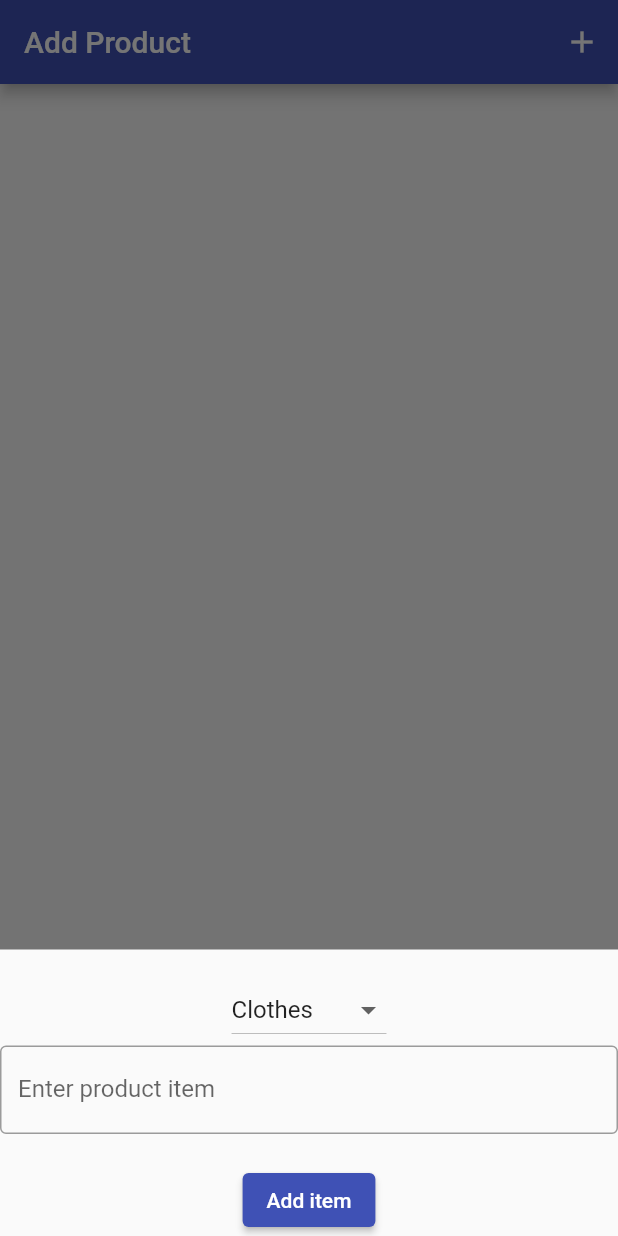
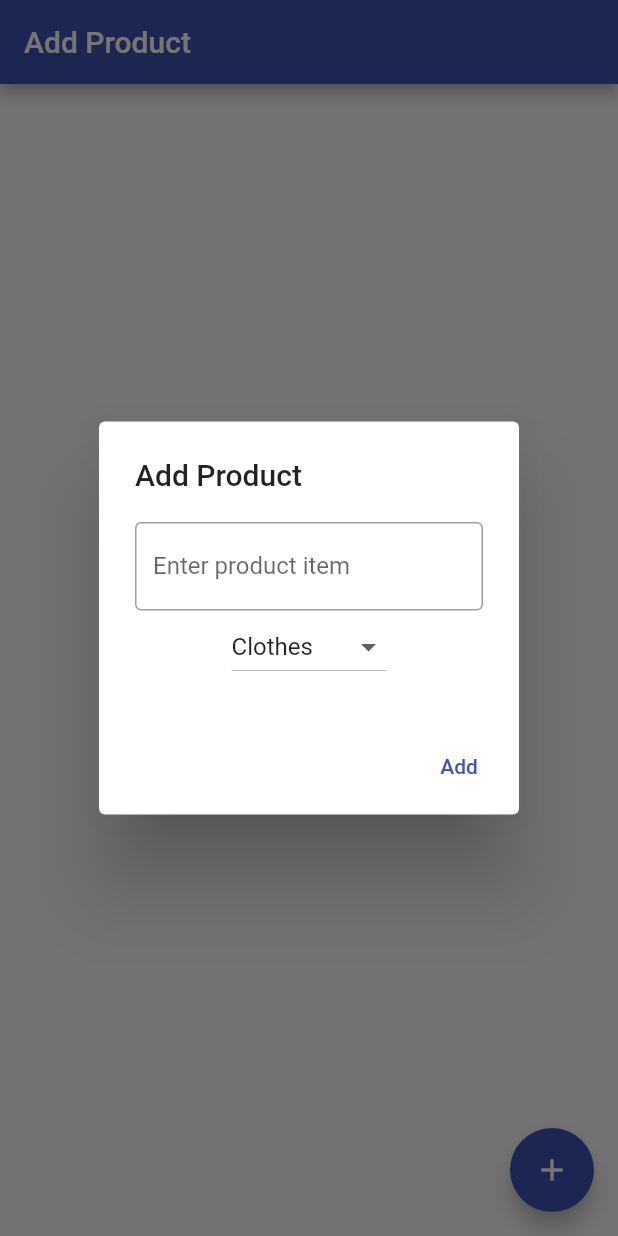
Before and after one commit to Ezhilarasan18/Flutter-upskill, a Flutter app: the screen it shows after launch, after a tap on the "add" icon, on a phone screen of 412 x 824 dp. Run offline on Flutter 3.47's test engine with Material 2 defaults, Android fonts, the phone set to English and light mode, and no system bars.

Commit message:
provider changed

```diff
--- a/lib/bloc/product_bloc.dart
+++ b/lib/bloc/product_bloc.dart
@@ -24,9 +24,6 @@ class ProductBloc {
     _productController.sink.add(_products);
   }
 
-  void dispose() {
-    _productController.close();
-  }
 }
 
 final productBloc = ProductBloc();
--- a/lib/main.dart
+++ b/lib/main.dart
@@ -55,7 +55,7 @@ class MyApp extends StatelessWidget {
 
       //   home: ChangeNotifierProvider(
       //   create: (context) => ProductProvider(),
-      //   child: const TaskListScreen(),
+      //   child: const ProductListScreen(),
       // ),
 
 
--- a/lib/provider/productprovider.dart
+++ b/lib/provider/productprovider.dart
@@ -2,10 +2,10 @@ import 'package:flutter/foundation.dart';
 class Product {
   final String id;
   final String title;
-  final bool isCompleted;
+
   final String category;
 
-  Product({required this.id, required this.title, this.isCompleted = false,required this.category});
+  Product({required this.id, required this.title,required this.category});
 }
 
 class ProductProvider extends ChangeNotifier {
--- /dev/null
+++ b/lib/utils/const.dart
@@ -0,0 +1,3 @@
+const cloth='Clothes';
+const electronics='Electronics';
+const vegetable='Vegetables';
--- a/lib/widget/productscreen.dart
+++ b/lib/widget/productscreen.dart
@@ -25,92 +25,21 @@ class _ProductScreenState extends State<ProductScreen> {
     _textEditingController.clear();
   }
 
-  void openBottomSheet(BuildContext context) {
-    showModalBottomSheet(
-      context: context,
-      builder: (BuildContext context) {
-        return StatefulBuilder(builder: (context, setState) {
-          return
-          Container(
-            padding: const EdgeInsets.only(top: 16.0),
-            child: Column(
-              mainAxisSize: MainAxisSize.min,
-              children: [
-                DropdownButton<String>(
-                    value: _selectedCategory,
-                    onChanged: (newValue) {
-                      setState(() {
-                        print('ddf$newValue');
-                        _selectedCategory = newValue!;
-                      });
-                    },
-                    items: _dropdownItems.map((item) {
-                      return DropdownMenuItem<String>(
-                        value: item,
-                        child: Text(item),
-                      );
-                    }).toList()),
-                TextField(
-                  controller: _textEditingController,
-                  scrollPadding: const EdgeInsets.only(top: 20),
-                  onChanged: (text) {
-                    setState(() {
-                      _inputText = text;
-                    });
-                  },
-                  decoration: const InputDecoration(
-                    labelText: 'Enter product item',
-                    border: OutlineInputBorder(),
-                  ),
-                ),
-                const SizedBox(height: 20),
-                ElevatedButton(
-                  onPressed: () {
-                    Navigator.of(context).pop();
-                  },
-                  child: InkWell(
-                    onTap: () {
-                      productBloc.addProduct(Product(
-                          generateUniqueId(), _inputText, _selectedCategory));
-
-                      _clearTextField();
-                    },
-                    child: const Text('Add item'),
-                  ),
-                ),
-
-              ],
-            ),
-          );
-        });
-      },
-    );
+  dynamic prods;
+  @override
+  void initState() {
+    prods = productBloc.productStream;
+    super.initState();
   }
-
-  //  dynamic productBloc;
-  // @override
-  // void initState() {
-  // productBloc = productBloc.productStream();
-  //   super.initState();
-  // }
 
   @override
   Widget build(BuildContext context) {
     return Scaffold(
       appBar: AppBar(
         title: const Text('Add Product'),
-        actions: [
-          IconButton(
-            icon: const Icon(Icons.add),
-            onPressed: () {
-              openBottomSheet(context);
-            },
-          ),
-        ],
       ),
-      body:
-       StreamBuilder<List<Product>>(
-        stream: productBloc.productStream,
+      body: StreamBuilder<List<Product>>(
+        stream: prods,
         initialData: [],
         builder: (context, snapshot) {
           final products = snapshot.data;
@@ -158,6 +87,69 @@ class _ProductScreenState extends State<ProductScreen> {
           );
         },
       ),
+      floatingActionButton: FloatingActionButton(
+        onPressed: () async {
+          final title = await showDialog(
+            context: context,
+            builder: (BuildContext context) {
+              return StatefulBuilder(
+                  builder: (BuildContext context, StateSetter setState) {
+                return AlertDialog(
+                  title: const Text('Add Product'),
+                  content: Column(
+                    mainAxisSize: MainAxisSize.min,
+                    children: <Widget>[
+                      TextField(
+                        controller: _textEditingController,
+                        scrollPadding: const EdgeInsets.only(top: 20),
+                        onChanged: (text) {
+                          setState(() {
+                            _inputText = text;
+                          });
+                        },
+                        decoration: const InputDecoration(
+                          labelText: 'Enter product item',
+                          border: OutlineInputBorder(),
+                        ),
+                      ),
+                      DropdownButton<String>(
+                          value: _selectedCategory,
+                          onChanged: (newValue) {
+                            setState(() {
+                              _selectedCategory = newValue!;
+                            });
+                          },
+                          items: _dropdownItems.map((item) {
+                            return DropdownMenuItem<String>(
+                              value: item,
+                              child: Text(item),
+                            );
+                          }).toList()),
+                    ],
+                  ),
+                  actions: [
+                    TextButton(
+                      onPressed: () {
+                        if (_inputText.isNotEmpty) {
+                          productBloc.addProduct(Product(generateUniqueId(),
+                              _inputText, _selectedCategory));
+                          _clearTextField();
+                          _inputText = '';
+                          Navigator.of(context).pop();
+                        }
+
+                      },
+                      child: const Text('Add'),
+                    ),
+                  ],
+                );
+              });
+            },
+          );
+          print('abc$title');
+        },
+        child: const Icon(Icons.add),
+      ),
     );
   }
 }
```
Also changed, not shown: lib/widget/productlistscreen.dart (+28 -9 lines).
